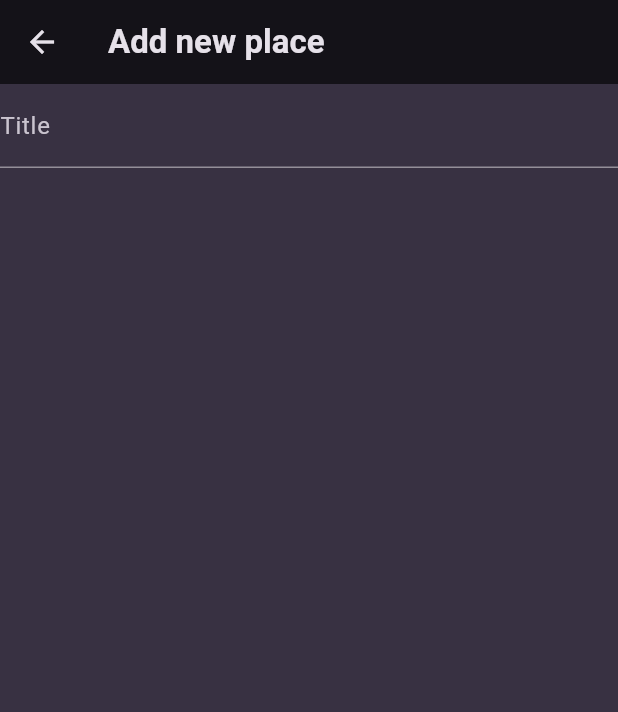
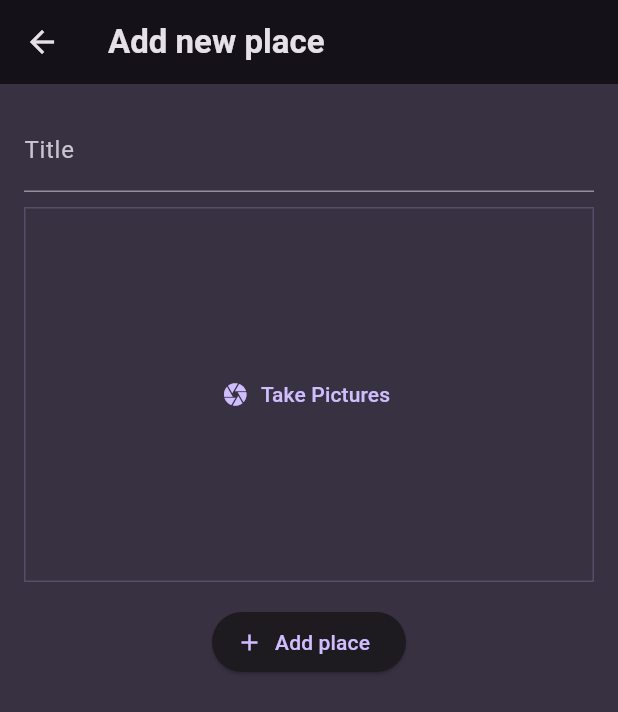
Before and after one commit to hello-favour/favorites-places, a Flutter app: the AddPlaceScreen screen opened directly, on a phone screen of 412 x 824 dp. Shown: the top 712 px of the screen. Run offline on Flutter 3.47's test engine with Material 3 defaults, Android fonts, the phone set to English and light mode, and no system bars; our stand-ins replace flutter_riverpod, google_fonts, image_picker, riverpod.

Commit message:
finish up adding of places and image picker

```diff
--- a/lib/models/place.dart
+++ b/lib/models/place.dart
@@ -1,3 +1,5 @@
+import 'dart:io';
+
 import 'package:uuid/uuid.dart';
 
 const uuid = Uuid();
@@ -5,8 +7,10 @@ const uuid = Uuid();
 class Place {
   final String title;
   final String id;
+  final File image;
 
   Place({
     required this.title,
+    required this.image,
   }) : id = uuid.v4();
 }
--- /dev/null
+++ b/lib/providers/user_places.dart
@@ -0,0 +1,17 @@
+import 'dart:io';
+
+import 'package:favorites_places/models/place.dart';
+import 'package:riverpod/riverpod.dart';
+
+class UserPlacesNotifier extends StateNotifier<List<Place>> {
+  UserPlacesNotifier() : super([]);
+
+  void addPlace(String title, File image) {
+    final newPlace = Place(title: title, image: image);
+    state = [...state, newPlace];
+  }
+}
+
+final userPlaceProvider = StateNotifierProvider<UserPlacesNotifier, List<Place>>(
+  (ref) => UserPlacesNotifier(),
+);
--- a/lib/screens/add_place_screen.dart
+++ b/lib/screens/add_place_screen.dart
@@ -1,14 +1,32 @@
+import 'dart:io';
+
+import 'package:favorites_places/providers/user_places.dart';
+import 'package:favorites_places/widgets/image_input.dart';
 import 'package:flutter/material.dart';
+import 'package:flutter_riverpod/flutter_riverpod.dart';
 
-class AddPlaceScreen extends StatefulWidget {
+class AddPlaceScreen extends ConsumerStatefulWidget {
   const AddPlaceScreen({super.key});
 
   @override
-  State<AddPlaceScreen> createState() => _AddPlaceScreenState();
+  ConsumerState<ConsumerStatefulWidget> createState() => _AddPlaceScreenState();
 }
 
-class _AddPlaceScreenState extends State<AddPlaceScreen> {
+class _AddPlaceScreenState extends ConsumerState<AddPlaceScreen> {
   final _titleController = TextEditingController();
+  File? _selectedImage;
+
+  void _savePlace() {
+    final enteredTitle = _titleController.text;
+    if (enteredTitle.isEmpty || _selectedImage == null) {
+      return;
+    }
+
+    ref
+        .read(userPlaceProvider.notifier)
+        .addPlace(enteredTitle, _selectedImage!);
+    Navigator.of(context).pop();
+  }
 
   @override
   void dispose() {
@@ -23,11 +41,29 @@ class _AddPlaceScreenState extends State<AddPlaceScreen> {
         title: const Text("Add new place"),
       ),
       body: SingleChildScrollView(
+        padding: const EdgeInsets.all(16),
         child: Column(
           children: [
             TextField(
-              decoration: const InputDecoration(labelText: "Title"),
+              decoration: const InputDecoration(
+                labelText: "Title",
+              ),
               controller: _titleController,
+              style: TextStyle(
+                color: Theme.of(context).colorScheme.onBackground,
+              ),
+            ),
+            const SizedBox(height: 10),
+            ImageInput(
+              onPickedImage: (image) {
+                _selectedImage = image;
+              },
+            ),
+            const SizedBox(height: 16),
+            ElevatedButton.icon(
+              icon: const Icon(Icons.add),
+              onPressed: _savePlace,
+              label: const Text("Add place"),
             ),
           ],
         ),
--- /dev/null
+++ b/lib/widgets/image_input.dart
@@ -0,0 +1,64 @@
+import 'dart:io';
+
+import 'package:flutter/material.dart';
+import 'package:image_picker/image_picker.dart';
+
+class ImageInput extends StatefulWidget {
+  const ImageInput({super.key, required this.onPickedImage});
+  final void Function(File image) onPickedImage;
+
+  @override
+  State<ImageInput> createState() => _ImageInputState();
+}
+
+class _ImageInputState extends State<ImageInput> {
+  File? _file;
+  void _takePicture() async {
+    final imagePicker = ImagePicker();
+    final pickedImage =
+        await imagePicker.pickImage(source: ImageSource.camera, maxWidth: 600);
+
+    if (pickedImage == null) {
+      return;
+    }
+
+    setState(() {
+      _file = File(pickedImage.path);
+    });
+
+    widget.onPickedImage(_file!);
+  }
+
+  @override
+  Widget build(BuildContext context) {
+    Widget content = TextButton.icon(
+      icon: const Icon(Icons.camera),
+      label: const Text("Take Pictures"),
+      onPressed: _takePicture,
+    );
+
+    if (_file != null) {
+      content = GestureDetector(
+        onTap: _takePicture,
+        child: Image.file(
+          _file!,
+          fit: BoxFit.cover,
+          width: double.infinity,
+          height: double.infinity,
+        ),
+      );
+    }
+    return Container(
+      height: 250,
+      width: double.infinity,
+      decoration: BoxDecoration(
+        border: Border.all(
+          width: 1,
+          color: Theme.of(context).colorScheme.primary.withOpacity(0.2),
+        ),
+      ),
+      alignment: Alignment.center,
+      child: content,
+    );
+  }
+}
--- a/pubspec.yaml
+++ b/pubspec.yaml
@@ -37,6 +37,9 @@ dependencies:
   cupertino_icons: ^1.0.2
   google_fonts: ^6.1.0
   uuid: ^4.2.1
+  flutter_riverpod: ^2.4.5
+  image_picker: ^1.0.4
+  location: ^5.0.3
 
 dev_dependencies:
   flutter_test:
```
Also changed, not shown: lib/main.dart (+9 -1 lines), lib/screens/place_detail_screen.dart (+31 -0 lines), lib/screens/places_screen.dart (+17 -7 lines), lib/widgets/places_list.dart (+16 -2 lines), lib/widgets/location_input.dart (added), pubspec.lock, 5 other files.
